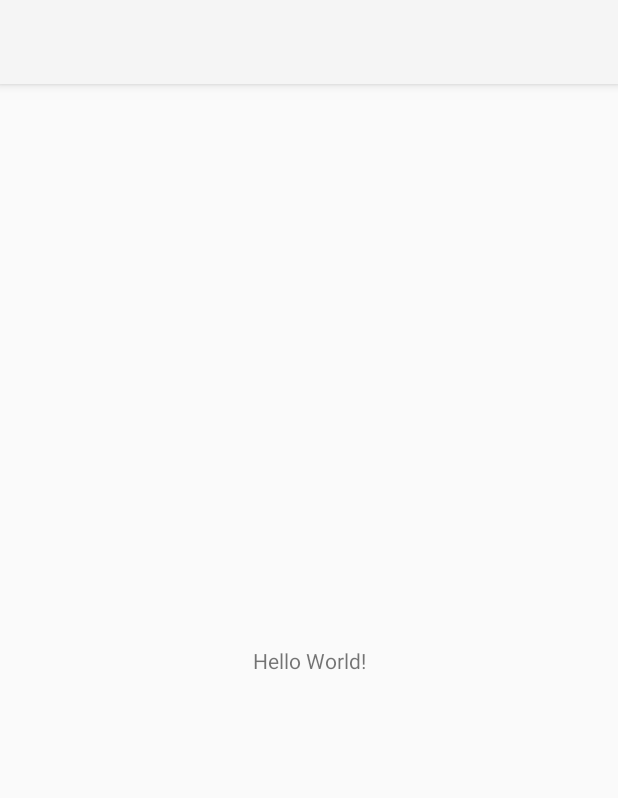
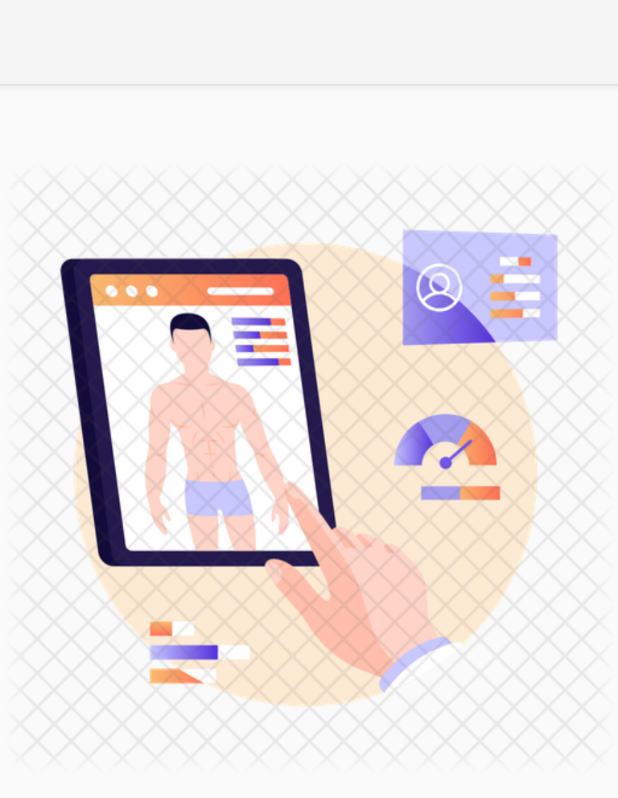
Before and after one commit to NasirAkra/HealthCareApp, an Android app: the MainActivity screen opened directly, with no data from a screen before it, on a phone screen of 412 x 824 dp. Shown: the top 798 px of the screen. Run offline under Robolectric (Android 15) with nearby library versions, the phone set to English and light mode, and no system bars.

Commit message:
Add Images for splash screen

```diff
--- a/app/src/main/res/layout/activity_main.xml
+++ b/app/src/main/res/layout/activity_main.xml
@@ -7,13 +7,12 @@
     android:layout_height="match_parent"
     tools:context=".MainActivity">
 
-    <TextView
+
+    <ImageView
+        android:id="@+id/imageView"
         android:layout_width="wrap_content"
         android:layout_height="wrap_content"
-        android:text="Hello World!"
-        app:layout_constraintBottom_toBottomOf="parent"
-        app:layout_constraintEnd_toEndOf="parent"
-        app:layout_constraintStart_toStartOf="parent"
-        app:layout_constraintTop_toTopOf="parent" />
-
+        app:srcCompat="@drawable/iocn"
+        tools:layout_editor_absoluteX="0dp"
+        tools:layout_editor_absoluteY="38dp" />
 </androidx.constraintlayout.widget.ConstraintLayout>
```
Also changed, not shown: app/src/main/res/drawable/iocn.png (added).
